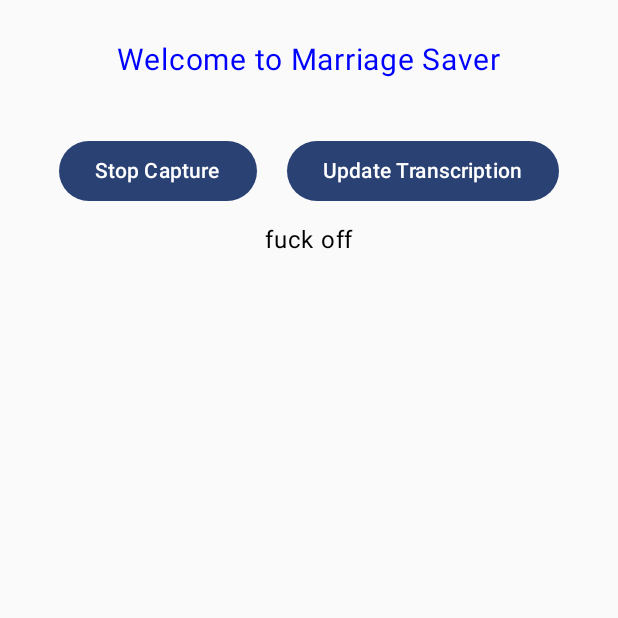
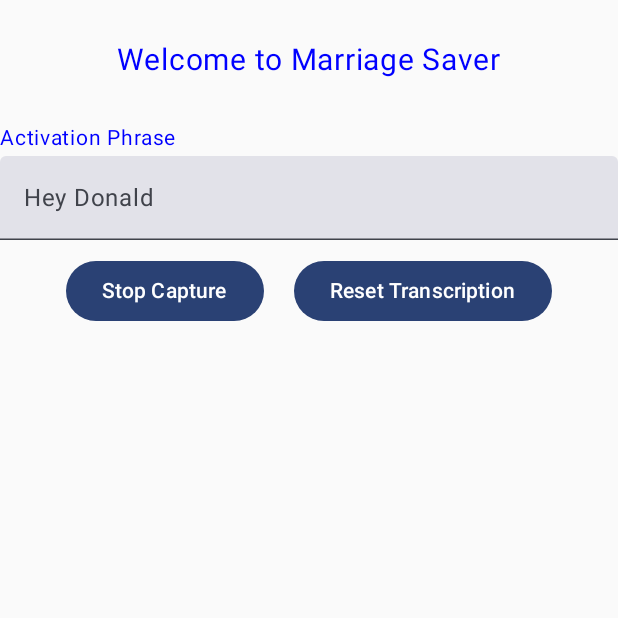
Before and after one commit to jimcaputo/greeting, an Android app built with Jetpack Compose: the screen it shows after launch (MainActivity), after a tap on "Start Capture", on a phone screen of 412 x 824 dp, the top half of it. Run offline under Robolectric (Android 15) with nearby library versions, the phone set to English and light mode, and no system bars; our stand-ins replace livedata-compose.

Commit message:
more stuff

```diff
--- a/app/src/main/java/com/example/greetingcard/MainActivity.kt
+++ b/app/src/main/java/com/example/greetingcard/MainActivity.kt
@@ -58,15 +58,20 @@ import androidx.lifecycle.viewmodel.compose.viewModel
 
 const val APP_NAME = "Marriage Saver"
 
-class SpeechRecognitionManager(
-    val context: Context,
-    val transcriptionViewModel: TranscriptionViewModel): RecognitionListener {
+object SpeechRecognitionManager: RecognitionListener {
+
+    lateinit private var context: Context
+    lateinit private var transcriptionViewModel: TranscriptionViewModel
 
     lateinit private var speechRecognizer: SpeechRecognizer
     lateinit private var speechIntent: Intent
     lateinit private var audioManager: AudioManager
 
-    public fun create() {
+    private var active: Boolean = false
+
+    public fun create(context: Context) {
+        this.context = context
+
         audioManager = context.getSystemService(Context.AUDIO_SERVICE) as AudioManager
         audioManager.adjustStreamVolume(AudioManager.STREAM_NOTIFICATION, AudioManager.ADJUST_MUTE, 0)
         audioManager.adjustStreamVolume(AudioManager.STREAM_ALARM, AudioManager.ADJUST_MUTE, 0)
@@ -83,7 +88,18 @@ class SpeechRecognitionManager(
         speechIntent.putExtra(RecognizerIntent.EXTRA_PARTIAL_RESULTS, true)
 
         speechRecognizer.setRecognitionListener(this)
+    }
+
+    public fun start(transcriptionViewModel: TranscriptionViewModel) {
+        this.transcriptionViewModel = transcriptionViewModel
+        this.transcriptionViewModel.resetTranscription()
         speechRecognizer.startListening(speechIntent)
+        active = true
+    }
+
+    public fun stop() {
+        speechRecognizer.stopListening()
+        active = false
     }
 
     override fun onError(errorCode: Int) {
@@ -99,7 +115,9 @@ class SpeechRecognitionManager(
             SpeechRecognizer.ERROR_SPEECH_TIMEOUT -> Log.v(APP_NAME,"No speech input")
             SpeechRecognizer.ERROR_LANGUAGE_UNAVAILABLE -> Log.v(APP_NAME, "Language not available (ie downloaded yet)")
             SpeechRecognizer.ERROR_NO_MATCH -> {
-                speechRecognizer.startListening(speechIntent)
+                if (active == true) {
+                    speechRecognizer.startListening(speechIntent)
+                }
             }
             else -> Log.v(APP_NAME, "Error Code: $errorCode")
         }
@@ -109,14 +127,16 @@ class SpeechRecognitionManager(
         val words = bundle.getStringArrayList(SpeechRecognizer.RESULTS_RECOGNITION)
         //val scores = bundle.getFloatArray(SpeechRecognizer.CONFIDENCE_SCORES)
         Log.v(APP_NAME, words!![0])
-        transcriptionViewModel.updateTranscription(words!![0])
-        if (words[0].startsWith("Okay Donald", ignoreCase = true) == true) {
-            Log.v(APP_NAME, "Keyword detected!")
+        transcriptionViewModel.appendTranscription(words[0])
+        if (words[0].startsWith(transcriptionViewModel.activationPhrase, ignoreCase = true) == true) {
+            transcriptionViewModel.appendTranscription("Activation Detected")
             //val notificationUri: Uri = RingtoneManager.getDefaultUri(RingtoneManager.TYPE_RINGTONE)
             //val mediaPlayer = MediaPlayer.create(context, notificationUri)
             //mediaPlayer.start()
         }
-        speechRecognizer.startListening(speechIntent)
+        if (active == true) {
+            speechRecognizer.startListening(speechIntent)
+        }
     }
 
     override fun onReadyForSpeech(bundle: Bundle) {
@@ -147,11 +167,11 @@ class SpeechRecognitionManager(
 
 class MainActivity : ComponentActivity() {
 
-    //private val transcriptionViewModel = TranscriptionViewModel()
-
     override fun onCreate(savedInstanceState: Bundle?) {
         super.onCreate(savedInstanceState)
         enableEdgeToEdge()
+
+        SpeechRecognitionManager.create(applicationContext)
 
         setContent {
             GreetingCardTheme {
@@ -163,25 +183,30 @@ class MainActivity : ComponentActivity() {
 
 
 class TranscriptionViewModel : ViewModel() {
-    var transcription by mutableStateOf("fuck off")
-        private set
+    var transcription by mutableStateOf("Transcription goes here...")
+    var activationPhrase by mutableStateOf("Hey Donald")
 
-    public fun updateTranscription(text: String) {
-        transcription = text
+    public fun resetTranscription() {
+        transcription = ""
     }
 
+    public fun appendTranscription(text: String) {
+        if (transcription == "") {
+            transcription = text
+        } else {
+            transcription += "\n" + text
+        }
+    }
+}
 
-}
 
 @Composable
 fun Greeting(transcriptionViewModel: TranscriptionViewModel = viewModel()) {
-    val context = LocalContext.current
     var buttonText by rememberSaveable { mutableStateOf("Start Capture") }
 
     Column(
         //verticalArrangement = Arrangement.SpaceEvenly,
         horizontalAlignment = Alignment.CenterHorizontally,
-
         modifier = Modifier.fillMaxSize()
     ) {
         Text(
@@ -191,6 +216,27 @@ fun Greeting(transcriptionViewModel: TranscriptionViewModel = viewModel()) {
             color = Color.Blue
         )
         Row(
+            modifier = Modifier.fillMaxWidth()
+        ) {
+            Text(
+                text = "Activation Phrase",
+                fontSize = 14.sp,
+                lineHeight = 24.sp,
+                color = Color.Blue
+            )
+        }
+        Row(
+            modifier = Modifier.fillMaxWidth()
+        ) {
+            TextField(
+                value = "",
+                onValueChange = { transcriptionViewModel.activationPhrase = it },
+                label = { Text(transcriptionViewModel.activationPhrase) },
+                singleLine = true,
+                modifier = Modifier.fillMaxWidth()
+            )
+        }
+        Row(
             horizontalArrangement = Arrangement.Center,
             modifier = Modifier.fillMaxWidth()
         ) {
@@ -198,12 +244,12 @@ fun Greeting(transcriptionViewModel: TranscriptionViewModel = viewModel()) {
                 modifier = Modifier.padding(10.dp),
                 onClick = {
                     if (buttonText == "Start Capture") {
-                        val speechRecognitionManager = SpeechRecognitionManager(
-                            context = context, transcriptionViewModel = transcriptionViewModel)
-                        speechRecognitionManager.create()
+                        transcriptionViewModel.resetTranscription()
+                        SpeechRecognitionManager.start(transcriptionViewModel)
                         buttonText = "Stop Capture"
                     }
                     else {
+                        SpeechRecognitionManager.stop()
                         buttonText = "Start Capture"
                     }
                 }
@@ -215,11 +261,11 @@ fun Greeting(transcriptionViewModel: TranscriptionViewModel = viewModel()) {
             Button(
                 modifier = Modifier.padding(10.dp),
                 onClick = {
-                    transcriptionViewModel.updateTranscription("foobar")
+                    transcriptionViewModel.resetTranscription()
                 }
             ) {
                 Text(
-                    text = "Update Transcription"
+                    text = "Reset Transcription"
                 )
             }
         }
```
